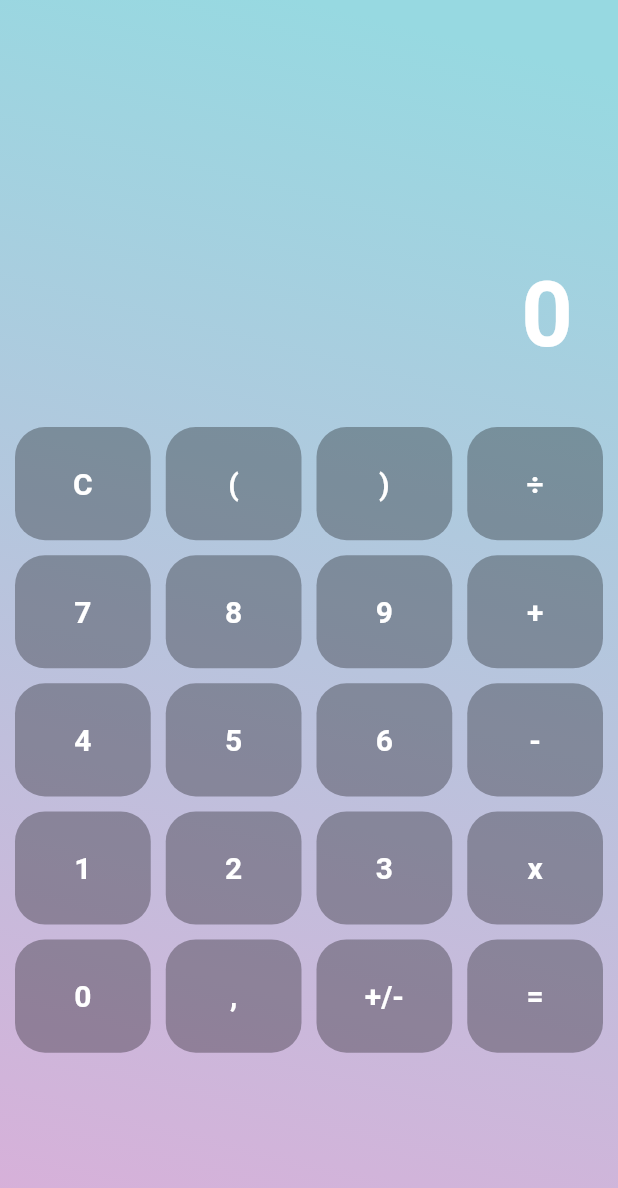
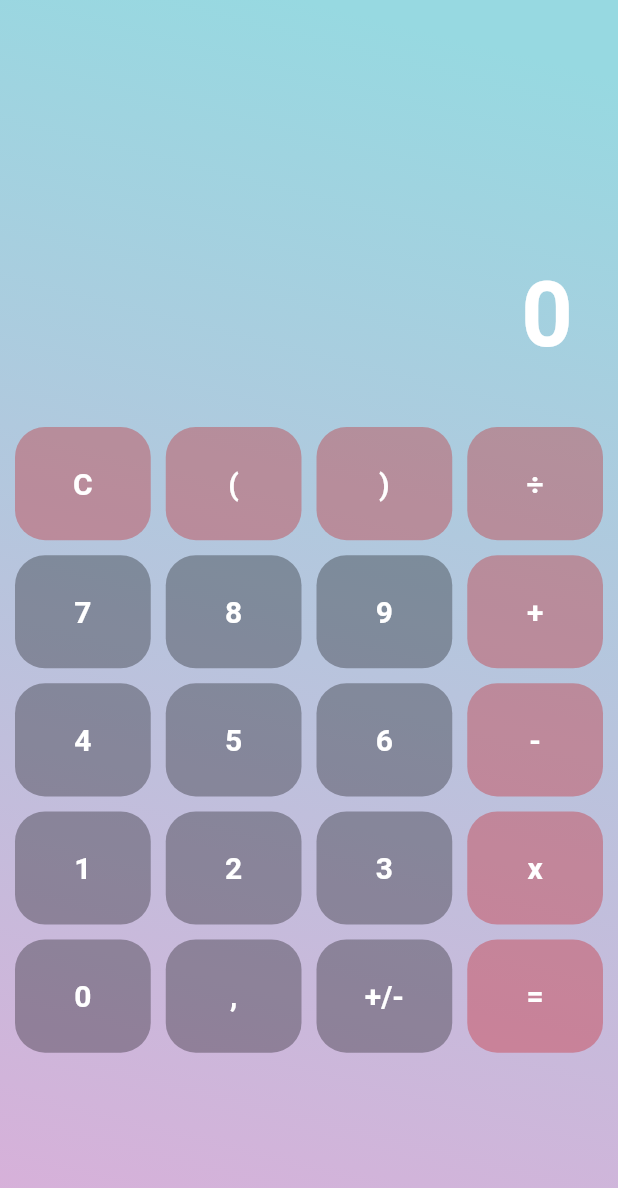
Before and after one commit to musiolmarco/MathApp, a Flutter app: the screen it shows after launch, on a phone screen of 412 x 824 dp. Shown: the top 1188 px of the screen. Run offline on Flutter 3.47's test engine with Material 2 defaults, Android fonts, the light colour scheme and no system bars.

Commit message:
Red CalculatorButtons

```diff
--- a/lib/widgets/calculator/calculator_gridview.dart
+++ b/lib/widgets/calculator/calculator_gridview.dart
@@ -13,8 +13,13 @@ class CalculatorGridview extends StatelessWidget {
 
   ];
 
+  final List _redButtons = [
+    "÷", "+" ,"-", "=", "C", "(", ")", "x",
+  ];
+
   @override
   Widget build(BuildContext context) {
+
     return GridView.builder(
         itemCount: _buttons.length,
         physics: new NeverScrollableScrollPhysics(),
@@ -24,10 +29,19 @@ class CalculatorGridview extends StatelessWidget {
         crossAxisSpacing: 10,
         childAspectRatio: 1.2),
         itemBuilder: (context, index) {
+
+          Color color;
+
+          if(_redButtons.contains(_buttons[index])){
+            color = Color.fromRGBO(200, 0, 0, 0.3);
+          }else{
+            color = Color.fromRGBO(0, 0, 0, 0.3);
+          }
+
           return CalculatorButton(
               pressed: () {},
               displayValue: _buttons[index],
-          color: Color.fromRGBO(0, 0, 0, 0.3),);
+              color: color,);
         });
   }
 }
```
